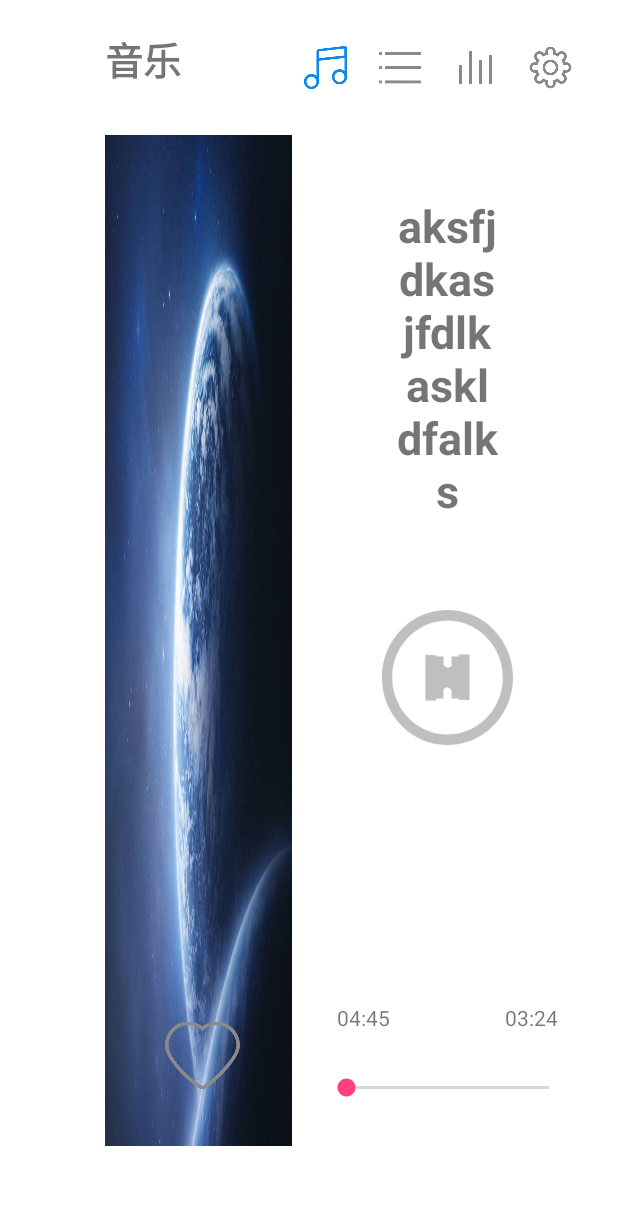
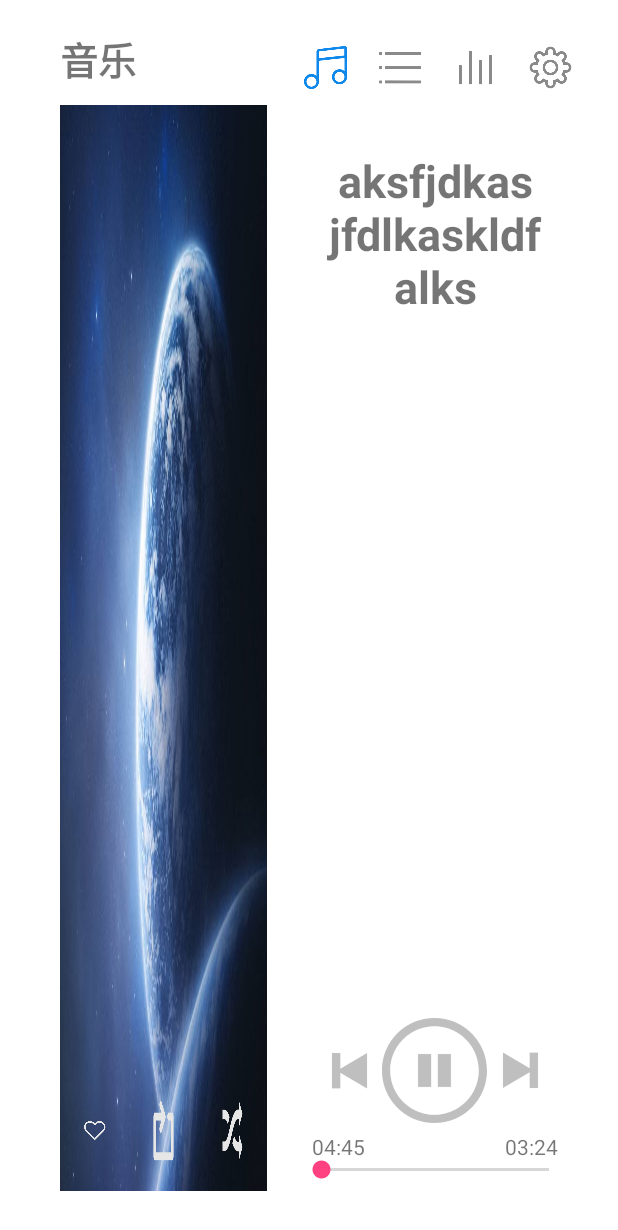
Before and after one commit to hhhhsss/Music, an Android app: the screen it shows after launch (MainActivity), on a phone screen of 412 x 824 dp. Shown: the top 1230 px of the screen. Run offline under Robolectric (Android 15) with nearby library versions, the phone set to English and light mode, and no system bars.

Commit message:
second commit

```diff
--- a/Music/app/src/main/java/com/example/xielifeng/music/MainActivity.java
+++ b/Music/app/src/main/java/com/example/xielifeng/music/MainActivity.java
@@ -6,11 +6,13 @@ import android.support.v4.app.FragmentTransaction;
 import android.support.v7.app.ActionBar;
 import android.support.v7.app.AppCompatActivity;
 import android.os.Bundle;
+import android.util.Log;
 import android.view.View;
 import android.widget.ImageButton;
 import android.widget.ImageView;
 import android.widget.SeekBar;
 import android.widget.TextView;
+import android.widget.Toast;
 
 import com.example.xielifeng.music.fragment.localMusicFragment;
 import com.example.xielifeng.music.fragment.onlineMusicFragment;
@@ -18,21 +20,12 @@ import com.example.xielifeng.music.fragment.settingFragment;
 import com.example.xielifeng.music.fragment.songListFragment;
 
 public class MainActivity extends AppCompatActivity implements View.OnClickListener {
-
+    private String TAG="Music";
     private ImageButton msongListButton;
     private ImageButton monlineMusicButton;
     private ImageButton msettingButton;
     private ImageButton mLocalMusicButton;
     private Fragment mlocalMusicFragment,msongListFragment,monlineMusicFragment,msettingFragment;
-    private ImageView mAddLikeMusicButton;
-    private ImageView mSingleCycleMusicButton;
-    private ImageView mPlayModeButton;
-    private ImageButton mPrevMusicButton;
-    private ImageButton mPlayMusicButton;
-    private ImageButton mNextMusicButton;
-    private TextView mPlayMusicStartTimeTextView;
-    private TextView mPlayMusicStopTimeTextView;
-    private SeekBar mPlayMusicSeekBar;
 
     @Override
     protected void onCreate(Bundle savedInstanceState) {
@@ -43,25 +36,19 @@ public class MainActivity extends AppCompatActivity implements View.OnClickListe
         if(actionBar!=null){
             actionBar.hide();
         }
+
         initViews();
         initEvents();
         selectTab(0);//设置默认的主页
     }
+
 
     private void initViews() {
         mLocalMusicButton = (ImageButton) this.findViewById(R.id.music);
         msongListButton = (ImageButton) this.findViewById(R.id.SongList);
         monlineMusicButton =(ImageButton)this.findViewById(R.id.onlineMusic);
         msettingButton = (ImageButton) this.findViewById(R.id.set);
-        mAddLikeMusicButton = (ImageView)this.findViewById(R.id.addLikeMusicButton);
-        mSingleCycleMusicButton = (ImageView)this.findViewById(R.id.singleCycleMusicButton);
-        mPlayModeButton = (ImageView)this.findViewById(R.id.playModeButton);
-        mPrevMusicButton = (ImageButton)this.findViewById(R.id.prevMusicButton);
-        mPlayMusicButton = (ImageButton)this.findViewById(R.id.playMusicButton);
-        mNextMusicButton = (ImageButton)this.findViewById(R.id.nextMusicButton);
-        mPlayMusicStartTimeTextView = (TextView)this.findViewById(R.id.playMusicStartTimeTextView);
-        mPlayMusicStopTimeTextView = (TextView)this.findViewById(R.id.playMusicStopTimeTextView);
-        mPlayMusicSeekBar = (SeekBar)this.findViewById(R.id.playMusicSeekBar);
+
     }
     private void initEvents() {
         mLocalMusicButton.setOnClickListener(this);
--- a/Music/app/src/main/java/com/example/xielifeng/music/fragment/localMusicFragment.java
+++ b/Music/app/src/main/java/com/example/xielifeng/music/fragment/localMusicFragment.java
@@ -4,17 +4,62 @@ import android.os.Bundle;
 import android.support.annotation.NonNull;
 import android.support.annotation.Nullable;
 import android.support.v4.app.Fragment;
+import android.util.Log;
 import android.view.LayoutInflater;
 import android.view.View;
 import android.view.ViewGroup;
+import android.widget.ImageButton;
+import android.widget.ImageView;
+import android.widget.SeekBar;
+import android.widget.TextView;
+import android.widget.Toast;
 
+import com.example.xielifeng.music.MainActivity;
 import com.example.xielifeng.music.R;
 
-public class localMusicFragment extends Fragment {
+public class localMusicFragment extends Fragment implements View.OnClickListener {
+    private String TAG="Music";
+    private ImageView mAddLikeMusicButton;
+    private ImageView mSingleCycleMusicButton;
+    private ImageView mPlayModeButton;
+    private ImageButton mPrevMusicButton;
+    private ImageButton mPlayMusicButton;
+    private ImageButton mNextMusicButton;
+    private TextView mPlayMusicStartTimeTextView;
+    private TextView mPlayMusicStopTimeTextView;
+    private SeekBar mPlayMusicSeekBar;
+    public static boolean isPlay=false;
     @Nullable
     @Override
     public View onCreateView(@NonNull LayoutInflater inflater, @Nullable ViewGroup container, @Nullable Bundle savedInstanceState) {
        View view=inflater.inflate(R.layout.localmusic,container,false);
+        mAddLikeMusicButton = (ImageView)view.findViewById(R.id.addLikeMusicButton);
+        mSingleCycleMusicButton = (ImageView)view.findViewById(R.id.singleCycleMusicButton);
+        mPlayModeButton = (ImageView)view.findViewById(R.id.playModeButton);
+        mPrevMusicButton = (ImageButton)view.findViewById(R.id.prevMusicButton);
+        mPlayMusicButton = (ImageButton)view.findViewById(R.id.playMusicButton);
+        mNextMusicButton = (ImageButton)view.findViewById(R.id.nextMusicButton);
+        mPlayMusicStartTimeTextView = (TextView)view.findViewById(R.id.playMusicStartTimeTextView);
+        mPlayMusicStopTimeTextView = (TextView)view.findViewById(R.id.playMusicStopTimeTextView);
+        mPlayMusicSeekBar = (SeekBar)view.findViewById(R.id.playMusicSeekBar);
+        mPlayMusicButton.setOnClickListener(this);//设置点击播放按钮事件
        return view;
     }
+
+
+    @Override
+    public void onClick(View view) {
+        switch (view.getId()){
+            case R.id.playMusicButton:
+                if(!isPlay){
+                mPlayMusicButton.setBackgroundResource(R.drawable.pause_image);
+                isPlay=true;
+            }else{
+                mPlayMusicButton.setBackgroundResource(R.drawable.play_music);
+                isPlay=false;
+            }
+            break;
+            default:break;
+        }
+    }
 }
--- a/Music/app/src/main/res/layout/localmusic.xml
+++ b/Music/app/src/main/res/layout/localmusic.xml
@@ -6,9 +6,10 @@
     android:layout_width="0dp"
     android:layout_weight="3"
     android:layout_height="match_parent"
-    android:layout_marginTop="20dp"
-    android:layout_marginBottom="60dp"
-    android:layout_marginLeft="70dp"
+
+
+    android:layout_marginBottom="30dp"
+    android:layout_marginLeft="40dp"
    >
     <RelativeLayout
         android:id="@+id/albumCover"
@@ -22,33 +23,30 @@
            >
            <ImageView
                android:id="@+id/addLikeMusicButton"
-               android:layout_width="50dp"
+               android:layout_width="0dp"
+               android:layout_weight="1"
                android:layout_height="50dp"
                android:src="@drawable/like_image"
-               android:layout_marginLeft="40dp"
-               android:layout_marginRight="40dp"
-               android:layout_marginBottom="35dp"
+               android:layout_margin="15dp"
                android:clickable="true"
                />
            <ImageView
                android:id="@+id/singleCycleMusicButton"
-               android:layout_width="50dp"
+               android:layout_width="0dp"
+               android:layout_weight="1"
                android:layout_height="50dp"
                android:src="@drawable/singlecycle"
-               android:layout_marginLeft="40dp"
-               android:layout_marginRight="40dp"
-               android:layout_marginBottom="35dp"
+               android:layout_margin="15dp"
                android:scaleType="fitXY"
                android:clickable="true"
                />
            <ImageView
                android:id="@+id/playModeButton"
-               android:layout_width="50dp"
+               android:layout_width="0dp"
+               android:layout_weight="1"
                android:layout_height="50dp"
+               android:layout_margin="15dp"
                android:src="@drawable/randomplay"
-               android:layout_marginLeft="40dp"
-               android:layout_marginRight="40dp"
-               android:layout_marginBottom="35dp"
                android:scaleType="fitXY"
                android:clickable="true"
                />
@@ -63,7 +61,7 @@
         android:layout_marginRight="30dp"
         android:layout_height="match_parent">
         <TextView
-            android:layout_margin="50dp"
+            android:layout_margin="20dp"
              android:layout_centerHorizontal="true"
             android:gravity="center"
             android:layout_width="200dp"
@@ -73,38 +71,38 @@
             android:text="aksfjdkasjfdlkaskldfalks"/>
     <RelativeLayout
         android:layout_width="match_parent"
-        android:layout_height="120dp"
+        android:layout_height="wrap_content"
         android:orientation="horizontal"
+        android:layout_alignParentBottom="true"
         android:layout_centerHorizontal="true"
-        android:layout_margin="40dp"
-        android:layout_centerVertical="true">
+         android:layout_marginBottom="75dp">
         <ImageButton
             android:id="@+id/prevMusicButton"
-            android:layout_width="90dp"
-            android:layout_height="90dp"
+            android:layout_width="70dp"
+            android:layout_height="70dp"
           android:layout_alignParentLeft="true"
             android:layout_centerVertical="true"
         android:background="@drawable/prev_music" />
         <ImageButton
             android:id="@+id/playMusicButton"
-            android:layout_width="90dp"
-            android:layout_height="90dp"
+            android:layout_width="70dp"
+            android:layout_height="70dp"
             android:layout_centerInParent="true"
             android:background="@drawable/play_music"/>
         <ImageButton
             android:id="@+id/nextMusicButton"
-            android:layout_width="90dp"
-            android:layout_height="90dp"
+            android:layout_width="70dp"
+            android:layout_height="70dp"
             android:layout_alignParentRight="true"
             android:layout_centerVertical="true"
             android:background="@drawable/next_music"/>
     </RelativeLayout>
         <RelativeLayout
             android:layout_width="match_parent"
-            android:layout_height="60dp"
+            android:layout_height="wrap_content"
             android:orientation="horizontal"
             android:layout_alignParentBottom="true"
-            android:layout_marginBottom="95dp"
+            android:layout_marginBottom="50dp"
             android:layout_marginLeft="10dp"
             android:layout_marginRight="10dp">
          <TextView
@@ -127,7 +125,7 @@
            android:layout_width="match_parent"
            android:layout_height="wrap_content"
            android:layout_alignParentBottom="true"
-           android:layout_marginBottom="90dp"
+           android:layout_marginBottom="35dp"
            />
     </RelativeLayout>
 </LinearLayout>
--- a/Music/app/src/main/res/layout/title.xml
+++ b/Music/app/src/main/res/layout/title.xml
@@ -7,7 +7,7 @@
         android:layout_height="wrap_content"
         android:layout_gravity="center"
         android:layout_marginTop="20dp"
-        android:layout_marginLeft="70dp"
+        android:layout_marginLeft="40dp"
         android:text="音乐"
         android:textSize="25sp"
         android:textStyle="bold"/>
```
Also changed, not shown: Music/app/src/main/res/drawable/like_image.png, Music/app/src/main/res/drawable/pause_image.png (added), Music/app/src/main/res/drawable/randomplay.png, Music/app/src/main/res/drawable/singlecycle.png.
